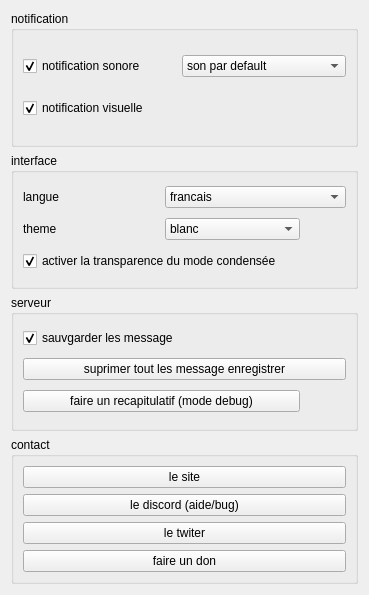
First picture: the form in client/chat/parametre.ui, repository https-github-com-anantasystem/AnantaSystem, before the edit.
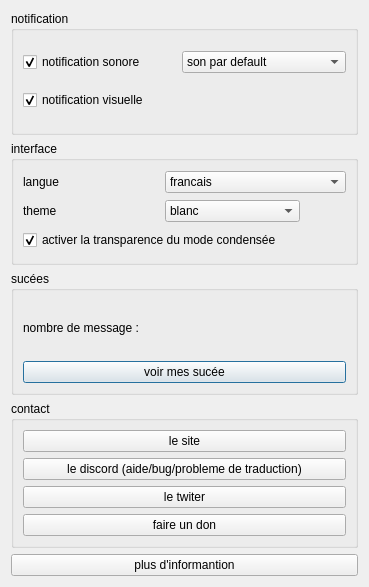
Second picture: the form after the edit. Icons and pictures are not drawn.

Diff of the .ui file:
```diff
--- a/client/chat/parametre.ui
+++ b/client/chat/parametre.ui
@@ -7,7 +7,7 @@
     <x>0</x>
     <y>0</y>
     <width>369</width>
-    <height>595</height>
+    <height>587</height>
    </rect>
   </property>
   <property name="windowTitle">
@@ -66,6 +66,33 @@
      </layout>
     </widget>
    </item>
+   <item row="2" column="0">
+    <widget class="QGroupBox" name="groupBox_5">
+     <property name="title">
+      <string>sucées</string>
+     </property>
+     <layout class="QGridLayout" name="gridLayout_6">
+      <item row="1" column="0">
+       <widget class="QPushButton" name="pushButton_3">
+        <property name="text">
+         <string>voir mes sucée</string>
+        </property>
+        <property name="icon">
+         <iconset resource="resources.qrc">
+          <normaloff>:/image/success.png</normaloff>:/image/success.png</iconset>
+        </property>
+       </widget>
+      </item>
+      <item row="0" column="0">
+       <widget class="QLabel" name="label_3">
+        <property name="text">
+         <string>nombre de message :</string>
+        </property>
+       </widget>
+      </item>
+     </layout>
+    </widget>
+   </item>
    <item row="1" column="0">
     <widget class="QGroupBox" name="groupBox_2">
      <property name="title">
@@ -172,68 +199,7 @@
      </layout>
     </widget>
    </item>
-   <item row="2" column="0">
-    <widget class="QGroupBox" name="groupBox_3">
-     <property name="title">
-      <string>serveur</string>
-     </property>
-     <layout class="QGridLayout" name="gridLayout_4">
-      <item row="0" column="0">
-       <widget class="QCheckBox" name="checkBox_3">
-        <property name="text">
-         <string>sauvgarder les message</string>
-        </property>
-        <property name="checked">
-         <bool>true</bool>
-        </property>
-       </widget>
-      </item>
-      <item row="2" column="0">
-       <widget class="QPushButton" name="pushButton_4">
-        <property name="text">
-         <string>faire un recapitulatif (mode debug)</string>
-        </property>
-        <property name="icon">
-         <iconset>
-          <normaloff>:/image/analyse.png</normaloff>:/image/analyse.png</iconset>
-        </property>
-       </widget>
-      </item>
-      <item row="2" column="1">
-       <widget class="QPushButton" name="pushButton_5">
-        <property name="sizePolicy">
-         <sizepolicy hsizetype="Fixed" vsizetype="Fixed">
-          <horstretch>0</horstretch>
-          <verstretch>0</verstretch>
-         </sizepolicy>
-        </property>
-        <property name="text">
-         <string/>
-        </property>
-        <property name="icon">
-         <iconset>
-          <normaloff>:/image/Blue_question_mark_icon.svg.png</normaloff>:/image/Blue_question_mark_icon.svg.png</iconset>
-        </property>
-        <property name="flat">
-         <bool>true</bool>
-        </property>
-       </widget>
-      </item>
-      <item row="1" column="0" colspan="2">
-       <widget class="QPushButton" name="deletbuton">
-        <property name="text">
-         <string>suprimer tout les message enregistrer</string>
-        </property>
-        <property name="icon">
-         <iconset>
-          <normaloff>:/image/suprimer.png</normaloff>:/image/suprimer.png</iconset>
-        </property>
-       </widget>
-      </item>
-     </layout>
-    </widget>
-   </item>
-   <item row="3" column="0">
+   <item row="4" column="0">
     <widget class="QGroupBox" name="groupBox_4">
      <property name="title">
       <string>contact</string>
@@ -253,7 +219,7 @@
       <item row="1" column="0">
        <widget class="QPushButton" name="discord">
         <property name="text">
-         <string>le discord (aide/bug)</string>
+         <string>le discord (aide/bug/probleme de traduction)</string>
         </property>
         <property name="icon">
          <iconset>
@@ -286,6 +252,13 @@
      </layout>
     </widget>
    </item>
+   <item row="5" column="0">
+    <widget class="QPushButton" name="pushButton_4">
+     <property name="text">
+      <string>plus d'informantion</string>
+     </property>
+    </widget>
+   </item>
   </layout>
  </widget>
  <resources>
```
Left out of the diff: 52 changed lines with no effect on the pictures.
